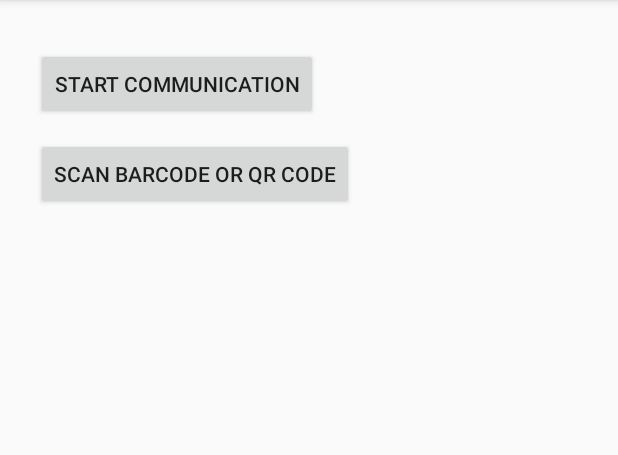
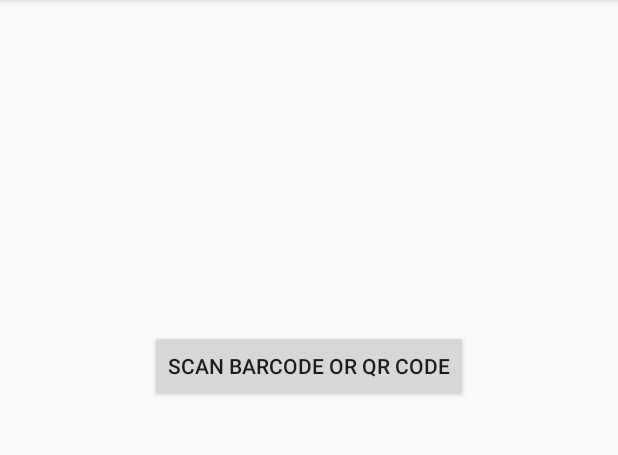
Before and after one commit to achimwinter/bachelor, an Android app: the screen it shows after launch (MainActivity), on a phone screen of 412 x 824 dp, the part 84-539 px from its top. Run offline under Robolectric (Android 15) with nearby library versions, the phone set to English and light mode, and no system bars.

Commit message:
removed debugging button

```diff
--- a/Bachelor-app/app/src/main/res/layout/activity_main.xml
+++ b/Bachelor-app/app/src/main/res/layout/activity_main.xml
@@ -10,23 +10,10 @@
         android:id="@+id/btn"
         android:layout_width="wrap_content"
         android:layout_height="wrap_content"
-        android:layout_marginStart="24dp"
-        android:layout_marginLeft="24dp"
-        android:layout_marginTop="92dp"
+        android:layout_marginStart="100dp"
+        android:layout_marginTop="220dp"
         android:text="@string/scan_button"
         app:layout_constraintStart_toStartOf="parent"
         app:layout_constraintTop_toTopOf="parent" />
 
-    <Button
-        android:id="@+id/start_communication"
-        android:layout_width="wrap_content"
-        android:layout_height="wrap_content"
-        android:layout_marginStart="24dp"
-        android:layout_marginLeft="24dp"
-        android:layout_marginTop="32dp"
-        android:onClick="startGreeting"
-        android:text="@string/communication"
-        app:layout_constraintStart_toStartOf="parent"
-        app:layout_constraintTop_toTopOf="parent" />
-
 </androidx.constraintlayout.widget.ConstraintLayout>
```
